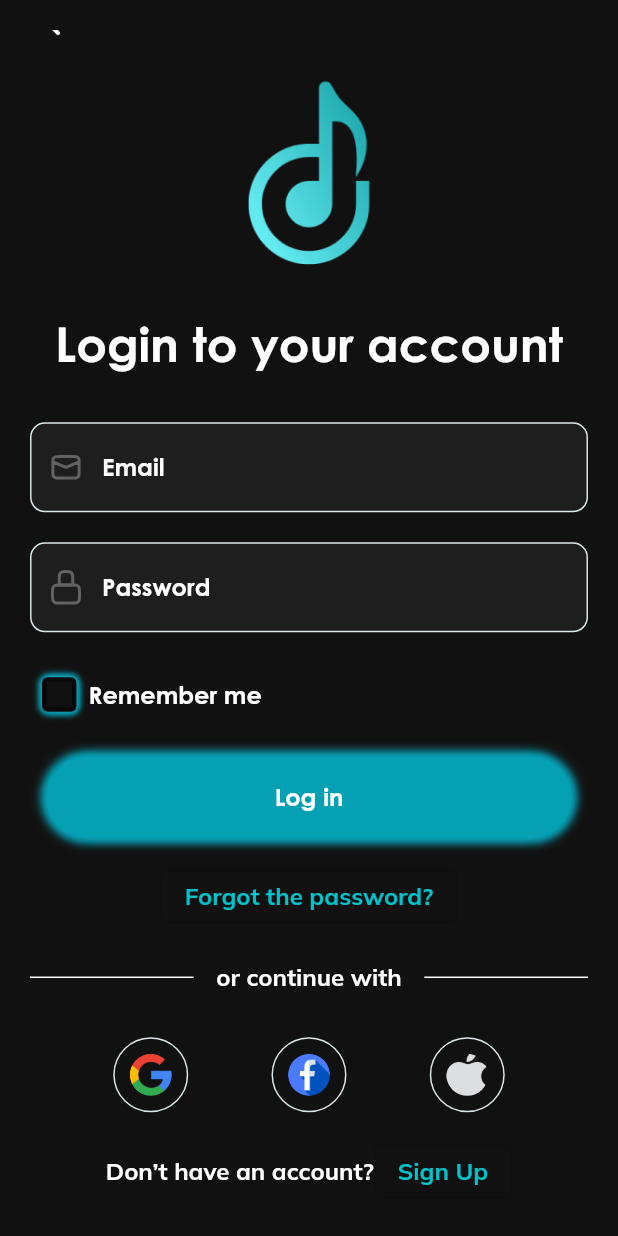
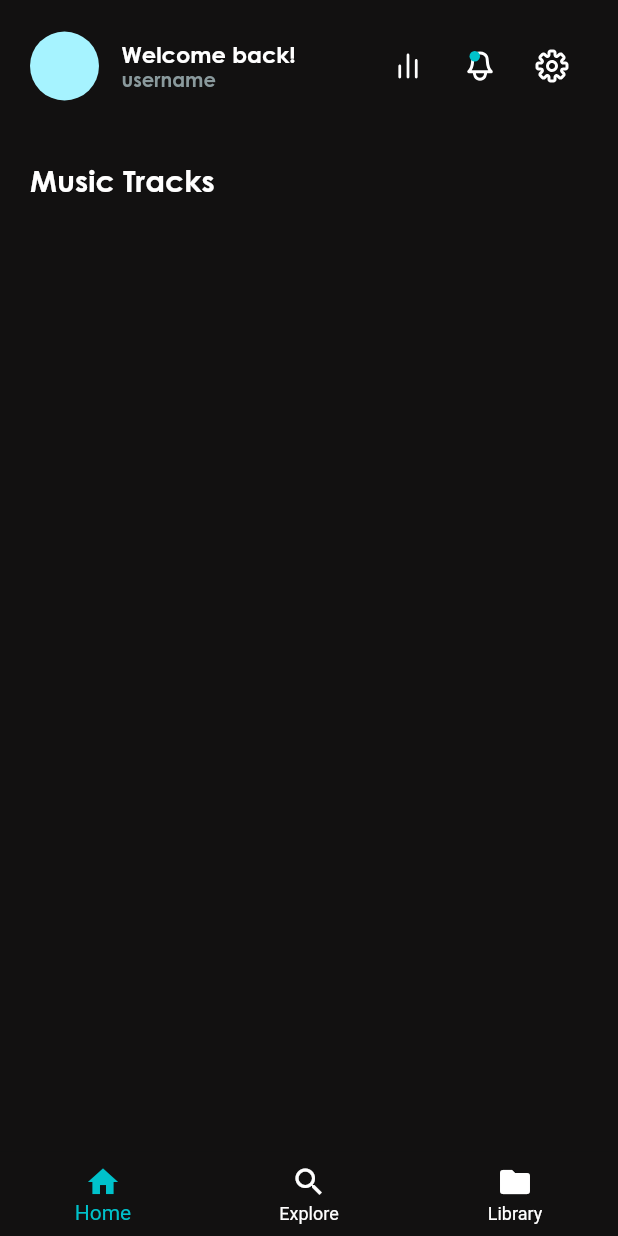
Before and after one commit to Nataliiabul/musium, a Flutter app: the LogInScreen screen opened by its route, scrolled down 30 dp, after a tap on "Log in", on a phone screen of 412 x 824 dp. Run offline on Flutter 3.47's test engine with Material 2 defaults, Android fonts, the light colour scheme and no system bars; our stand-ins replace flutter_svg.

Commit message:
bottom navigation bar functionality

```diff
--- a/lib/main.dart
+++ b/lib/main.dart
@@ -1,8 +1,13 @@
 import 'package:flutter/material.dart';
 
+import 'package:musium/screens/explore_screen.dart';
+import 'package:musium/screens/home_screen.dart';
+import 'package:musium/screens/library_screen.dart';
 import 'package:musium/screens/log_in_screen.dart';
 import 'package:musium/screens/sign_in_screen.dart';
+import 'package:musium/screens/tabs_screen.dart';
 import 'package:musium/screens/welcome_screen.dart';
+
 import 'package:musium/splash_screen.dart';
 
 void main() {
@@ -25,6 +30,10 @@ class MyApp extends StatelessWidget {
         WelcomeScreen.routeName: (ctx) => const WelcomeScreen(),
         SignInScreen.routeName: (ctx) => const SignInScreen(),
         LogInScreen.routeName: (ctx) => const LogInScreen(),
+        TabsScreen.routeName: (ctx) => const TabsScreen(),
+        HomeScreen.routeName: (ctx) => const HomeScreen(),
+        ExploreScreen.routeName: (ctx) => const ExploreScreen(),
+        LibraryScreen.routeName: (ctx) => const LibraryScreen(),
       },
     );
   }
--- /dev/null
+++ b/lib/screens/explore_screen.dart
@@ -0,0 +1,20 @@
+import 'package:flutter/material.dart';
+import 'package:flutter/src/widgets/framework.dart';
+import 'package:flutter/src/widgets/placeholder.dart';
+
+class ExploreScreen extends StatefulWidget {
+  static const routeName = '/explore';
+  const ExploreScreen({super.key});
+
+  @override
+  State<ExploreScreen> createState() => _ExploreScreenState();
+}
+
+class _ExploreScreenState extends State<ExploreScreen> {
+  @override
+  Widget build(BuildContext context) {
+    return Scaffold(
+      body: Center(child: Text('explore')),
+    );
+  }
+}
--- /dev/null
+++ b/lib/screens/home_screen.dart
@@ -0,0 +1,69 @@
+import 'package:flutter/material.dart';
+import 'package:flutter_svg/flutter_svg.dart';
+
+import 'package:musium/style/colors.dart';
+import 'package:musium/style/regular_text.dart';
+
+class HomeScreen extends StatefulWidget {
+  static const routeName = '/home';
+  const HomeScreen({super.key});
+
+  @override
+  State<HomeScreen> createState() => _HomeScreenState();
+}
+
+class _HomeScreenState extends State<HomeScreen> {
+  @override
+  Widget build(BuildContext context) {
+    return Scaffold(
+
+      backgroundColor: AppColors.background,
+      body: LayoutBuilder(
+        builder: (context, constraints) => SafeArea(
+          child: SingleChildScrollView(
+            child: Container(
+              width: constraints.maxWidth,
+              padding: const EdgeInsets.all(20),
+              child: Column(
+                crossAxisAlignment: CrossAxisAlignment.start,
+                children: [
+                  Row(
+                    crossAxisAlignment: CrossAxisAlignment.center,
+                    children: [
+                      const CircleAvatar(
+                        backgroundColor: AppColors.lightBlue,
+                        radius: 23,
+                      ),
+                      const SizedBox(width: 15),
+
+                      Column(
+                        crossAxisAlignment: CrossAxisAlignment.start,
+                        children: const [
+                          RegularText(
+                            text: 'Welcome back!',
+                            fontSize: 15,
+                          ),
+                          RegularText(
+                            text: 'username',
+                            fontSize: 13,
+                            isLightColor: true,
+                          ),
+                        ],
+                      ),
+                      Expanded(child: Container()),
+                      IconButton(onPressed: (){}, icon: SvgPicture.asset('assets/icons/bar-2.svg',)),
+                      IconButton(onPressed: (){}, icon: SvgPicture.asset('assets/icons/bell.svg')),
+                      IconButton(onPressed: (){}, icon: SvgPicture.asset('assets/icons/settings-ui.svg')),
+                    ],
+                  ),
+                  SizedBox(height: 40),
+                  RegularText(text: 'Music Tracks', fontSize: 20),
+                ],
+              ),
+            ),
+          ),
+        ),
+      ),
+    );
+  }
+}
--- /dev/null
+++ b/lib/screens/library_screen.dart
@@ -0,0 +1,18 @@
+import 'package:flutter/material.dart';
+import 'package:flutter/src/widgets/framework.dart';
+import 'package:flutter/src/widgets/placeholder.dart';
+
+class LibraryScreen extends StatefulWidget {
+  static const routeName = '/library';
+  const LibraryScreen({super.key});
+
+  @override
+  State<LibraryScreen> createState() => _LibraryScreenState();
+}
+
+class _LibraryScreenState extends State<LibraryScreen> {
+  @override
+  Widget build(BuildContext context) {
+    return Scaffold(body: Center(child: Text('library'),),);
+  }
+}
--- a/lib/screens/log_in_screen.dart
+++ b/lib/screens/log_in_screen.dart
@@ -1,7 +1,12 @@
 import 'package:flutter/material.dart';
 import 'package:flutter_svg/flutter_svg.dart';
+
+import 'package:musium/screens/home_screen.dart';
+import 'package:musium/screens/tabs_screen.dart';
+
 import 'package:musium/style/colors.dart';
 import 'package:musium/style/regular_text.dart';
+
 import 'package:musium/widgets/long_button.dart';
 import 'package:musium/widgets/sign_in_screen/divider_or.dart';
 import 'package:musium/widgets/sign_in_screen/sign_up_text_and_button.dart';
@@ -149,7 +154,7 @@ class _LogInScreenState extends State<LogInScreen> {
                   //
                   Row(
                     children: [
-                       const SizedBox(width: 8),
+                      const SizedBox(width: 8),
                       Container(
                         width: 23,
                         height: 23,
@@ -183,7 +188,6 @@ class _LogInScreenState extends State<LogInScreen> {
                           scale: 1.2,
                           child: Checkbox(
                             activeColor: AppColors.background,
-
                             checkColor: AppColors.buttonColor,
                             value: isChecked,
                             onChanged: (bool? value) {
@@ -194,15 +198,22 @@ class _LogInScreenState extends State<LogInScreen> {
                           ),
                         ),
                       ),
-                     const SizedBox(width: 8),
+                      const SizedBox(width: 10),
                       const RegularText(
                         text: 'Remember me',
+                        fontSize: 14,
                       )
                     ],
                   ),
                   const SizedBox(height: 30),
 
-                  LongButton(text: 'Log in', width: constraints.maxWidth, function: () {}),
+                  LongButton(
+                      text: 'Log in',
+                      width: constraints.maxWidth,
+                      function: () {
+                        Navigator.of(context)
+                            .pushReplacementNamed(TabsScreen.routeName);
+                      }),
 
                   const SizedBox(height: 15),
                   OutlinedButton(
@@ -232,7 +243,8 @@ class _LogInScreenState extends State<LogInScreen> {
                         width: 50,
                         height: 50,
                         decoration: BoxDecoration(
-                          borderRadius: const BorderRadius.all(Radius.circular(25)),
+                          borderRadius:
+                              const BorderRadius.all(Radius.circular(25)),
                           border: Border.all(
                               color: AppColors.borderButtonColor, width: 1),
                         ),
@@ -247,7 +259,8 @@ class _LogInScreenState extends State<LogInScreen> {
                         width: 50,
                         height: 50,
                         decoration: BoxDecoration(
-                          borderRadius: const BorderRadius.all(Radius.circular(25)),
+                          borderRadius:
+                              const BorderRadius.all(Radius.circular(25)),
                           border: Border.all(
                               color: AppColors.borderButtonColor, width: 1),
                         ),
@@ -262,7 +275,8 @@ class _LogInScreenState extends State<LogInScreen> {
                         width: 50,
                         height: 50,
                         decoration: BoxDecoration(
-                          borderRadius: const BorderRadius.all(Radius.circular(25)),
+                          borderRadius:
+                              const BorderRadius.all(Radius.circular(25)),
                           border: Border.all(
                               color: AppColors.borderButtonColor, width: 1),
                         ),
--- /dev/null
+++ b/lib/screens/tabs_screen.dart
@@ -0,0 +1,61 @@
+import 'package:flutter/material.dart';
+
+import 'package:musium/screens/explore_screen.dart';
+import 'package:musium/screens/home_screen.dart';
+import 'package:musium/screens/library_screen.dart';
+
+import 'package:musium/style/colors.dart';
+
+class TabsScreen extends StatefulWidget {
+  static const routeName = '/tabs';
+  const TabsScreen({super.key});
+
+  @override
+  State<TabsScreen> createState() => _TabsScreenState();
+}
+
+class _TabsScreenState extends State<TabsScreen> {
+  int _selectedIndex = 0;
+
+  final _screens = const [
+    HomeScreen(),
+    ExploreScreen(),
+    LibraryScreen(),
+  ];
+
+  void _onItemTapped(int index) {
+    setState(() {
+      _selectedIndex = index;
+    });
+  }
+
+  @override
+  Widget build(BuildContext context) {
+    return Scaffold(
+      bottomNavigationBar: BottomNavigationBar(
+        backgroundColor: AppColors.background,
+        type: BottomNavigationBarType.fixed,
+        currentIndex: _selectedIndex,
+        selectedItemColor: AppColors.mainBlue,
+        unselectedItemColor: AppColors.mainText,
+        showUnselectedLabels: true,
+        onTap: _onItemTapped,
+        items: const [
+          BottomNavigationBarItem(
+            icon: Icon(Icons.home),
+            label: 'Home',
+          ),
+          BottomNavigationBarItem(
+            icon: Icon(Icons.search),
+            label: 'Explore',
+          ),
+          BottomNavigationBarItem(
+            icon: Icon(Icons.folder),
+            label: 'Library',
+          ),
+        ],
+      ),
+      body: _screens[_selectedIndex],
+    );
+  }
+}
```
Also changed, not shown: assets/icons/bar-2.svg (added), assets/icons/bell.svg (added), assets/icons/folder-ui.svg (added).
